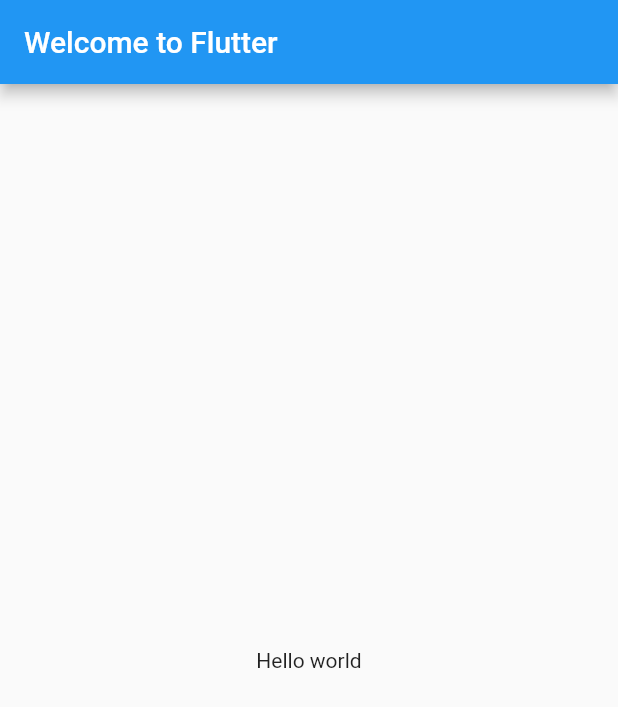
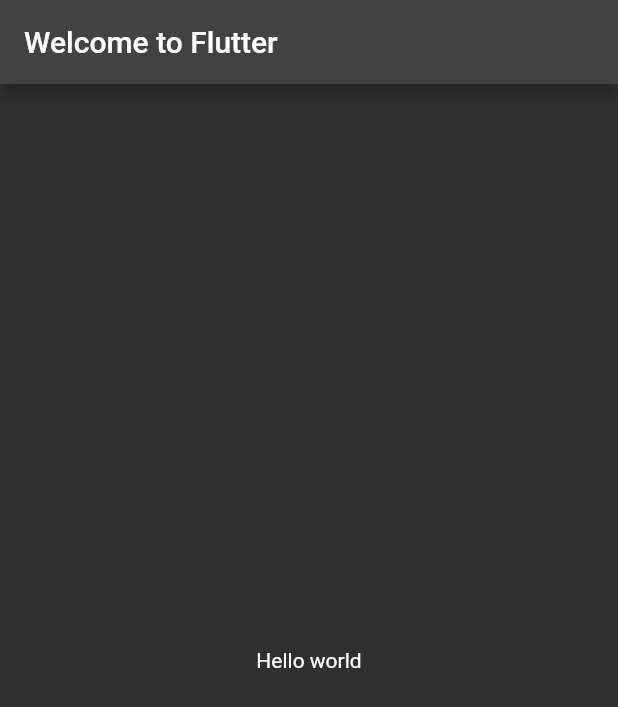
Before and after one commit to sacrilegioushero220/startup-namer, a Flutter app: the screen it shows after launch, on a phone screen of 412 x 824 dp. Shown: the top 707 px of the screen. Run offline on Flutter 3.47's test engine with Material 2 defaults, Android fonts, the phone set to English and light mode, and no system bars.

Commit message:
Added dark theme

```diff
--- a/lib/main.dart
+++ b/lib/main.dart
@@ -10,6 +10,8 @@ class MyApp extends StatelessWidget {
   @override
   Widget build(BuildContext context) {
     return MaterialApp(
+      theme:
+          ThemeData(brightness: Brightness.dark, primaryColor: Colors.blueGrey),
       title: "Welcome to Flutter",
       home: Scaffold(
         appBar: AppBar(
@@ -19,6 +21,7 @@ class MyApp extends StatelessWidget {
           child: Text('Hello world'),
         ),
       ),
+      debugShowCheckedModeBanner: false,
     );
   }
 }
```
